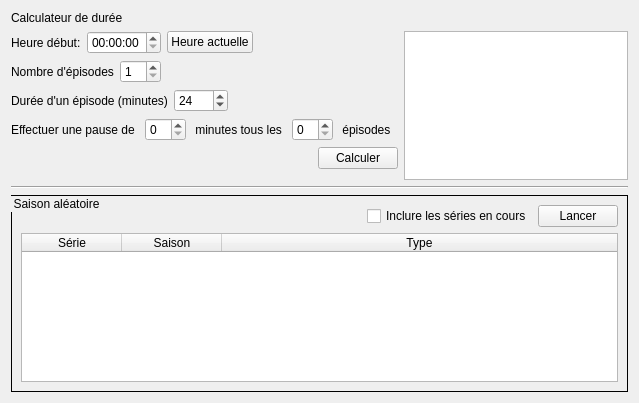
This is src/ui/tabs/tools_tab.ui in seigneurfuo/MyAnimeManager3 as Qt 5 draws it before an edit. The edited form follows.
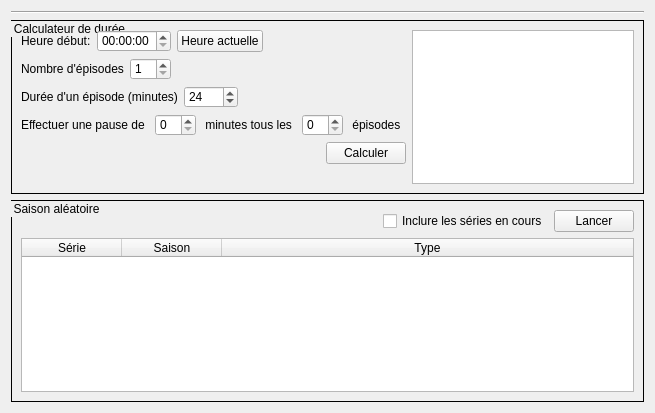
This is the edited form. Icons and pictures are not drawn.

Commit message: Modification de l'onglet des outils.

Patch:
```diff
--- a/src/ui/tabs/tools_tab.ui
+++ b/src/ui/tabs/tools_tab.ui
@@ -6,227 +6,15 @@
    <rect>
     <x>0</x>
     <y>0</y>
-    <width>639</width>
-    <height>403</height>
+    <width>655</width>
+    <height>413</height>
    </rect>
   </property>
   <property name="windowTitle">
    <string>Form</string>
   </property>
   <layout class="QGridLayout" name="gridLayout">
-   <item row="0" column="0">
-    <widget class="QLabel" name="label_8">
-     <property name="text">
-      <string>Calculateur de durée</string>
-     </property>
-    </widget>
-   </item>
-   <item row="1" column="0">
-    <layout class="QHBoxLayout" name="horizontalLayout_4">
-     <item>
-      <layout class="QVBoxLayout" name="verticalLayout">
-       <item>
-        <layout class="QHBoxLayout" name="horizontalLayout_3">
-         <item>
-          <widget class="QLabel" name="label">
-           <property name="text">
-            <string>Heure début:</string>
-           </property>
-          </widget>
-         </item>
-         <item>
-          <widget class="QTimeEdit" name="timeEdit"/>
-         </item>
-         <item>
-          <widget class="QPushButton" name="get_current_time_button">
-           <property name="text">
-            <string>Heure actuelle</string>
-           </property>
-           <property name="icon">
-            <iconset>
-             <normaloff>../../resources/icons/clock.png</normaloff>../../resources/icons/clock.png</iconset>
-           </property>
-          </widget>
-         </item>
-         <item>
-          <spacer name="horizontalSpacer_5">
-           <property name="orientation">
-            <enum>Qt::Horizontal</enum>
-           </property>
-           <property name="sizeHint" stdset="0">
-            <size>
-             <width>40</width>
-             <height>20</height>
-            </size>
-           </property>
-          </spacer>
-         </item>
-        </layout>
-       </item>
-       <item>
-        <layout class="QHBoxLayout" name="horizontalLayout">
-         <item>
-          <widget class="QLabel" name="label_2">
-           <property name="text">
-            <string>Nombre d'épisodes</string>
-           </property>
-          </widget>
-         </item>
-         <item>
-          <widget class="QSpinBox" name="spinBox">
-           <property name="minimum">
-            <number>1</number>
-           </property>
-          </widget>
-         </item>
-         <item>
-          <spacer name="horizontalSpacer_2">
-           <property name="orientation">
-            <enum>Qt::Horizontal</enum>
-           </property>
-           <property name="sizeHint" stdset="0">
-            <size>
-             <width>40</width>
-             <height>20</height>
-            </size>
-           </property>
-          </spacer>
-         </item>
-        </layout>
-       </item>
-       <item>
-        <layout class="QHBoxLayout" name="horizontalLayout_2">
-         <item>
-          <widget class="QLabel" name="label_3">
-           <property name="text">
-            <string>Durée d'un épisode (minutes)</string>
-           </property>
-          </widget>
-         </item>
-         <item>
-          <widget class="QSpinBox" name="spinBox_2">
-           <property name="maximum">
-            <number>3600</number>
-           </property>
-           <property name="singleStep">
-            <number>5</number>
-           </property>
-           <property name="value">
-            <number>24</number>
-           </property>
-          </widget>
-         </item>
-         <item>
-          <spacer name="horizontalSpacer_3">
-           <property name="orientation">
-            <enum>Qt::Horizontal</enum>
-           </property>
-           <property name="sizeHint" stdset="0">
-            <size>
-             <width>40</width>
-             <height>20</height>
-            </size>
-           </property>
-          </spacer>
-         </item>
-        </layout>
-       </item>
-       <item>
-        <layout class="QHBoxLayout" name="horizontalLayout_5">
-         <item>
-          <widget class="QLabel" name="label_4">
-           <property name="text">
-            <string>Effectuer une pause de </string>
-           </property>
-          </widget>
-         </item>
-         <item>
-          <widget class="QSpinBox" name="spinBox_3"/>
-         </item>
-         <item>
-          <widget class="QLabel" name="label_5">
-           <property name="text">
-            <string> minutes tous les </string>
-           </property>
-          </widget>
-         </item>
-         <item>
-          <widget class="QSpinBox" name="spinBox_4"/>
-         </item>
-         <item>
-          <widget class="QLabel" name="label_6">
-           <property name="text">
-            <string> épisodes</string>
-           </property>
-          </widget>
-         </item>
-         <item>
-          <spacer name="horizontalSpacer_4">
-           <property name="orientation">
-            <enum>Qt::Horizontal</enum>
-           </property>
-           <property name="sizeHint" stdset="0">
-            <size>
-             <width>40</width>
-             <height>20</height>
-            </size>
-           </property>
-          </spacer>
-         </item>
-        </layout>
-       </item>
-       <item>
-        <layout class="QHBoxLayout" name="horizontalLayout_6">
-         <item>
-          <spacer name="horizontalSpacer">
-           <property name="orientation">
-            <enum>Qt::Horizontal</enum>
-           </property>
-           <property name="sizeHint" stdset="0">
-            <size>
-             <width>40</width>
-             <height>20</height>
-            </size>
-           </property>
-          </spacer>
-         </item>
-         <item>
-          <widget class="QPushButton" name="go_button">
-           <property name="text">
-            <string>Calculer</string>
-           </property>
-          </widget>
-         </item>
-        </layout>
-       </item>
-       <item>
-        <spacer name="verticalSpacer">
-         <property name="orientation">
-          <enum>Qt::Vertical</enum>
-         </property>
-         <property name="sizeHint" stdset="0">
-          <size>
-           <width>20</width>
-           <height>40</height>
-          </size>
-         </property>
-        </spacer>
-       </item>
-      </layout>
-     </item>
-     <item>
-      <widget class="QListWidget" name="listWidget"/>
-     </item>
-    </layout>
-   </item>
    <item row="2" column="0">
-    <widget class="Line" name="line">
-     <property name="orientation">
-      <enum>Qt::Horizontal</enum>
-     </property>
-    </widget>
-   </item>
-   <item row="3" column="0">
     <widget class="QGroupBox" name="groupBox">
      <property name="styleSheet">
       <string notr="true">QGroupBox
@@ -310,6 +98,222 @@
      </layout>
     </widget>
    </item>
+   <item row="0" column="0">
+    <widget class="Line" name="line">
+     <property name="orientation">
+      <enum>Qt::Horizontal</enum>
+     </property>
+    </widget>
+   </item>
+   <item row="1" column="0">
+    <widget class="QGroupBox" name="groupBox_2">
+     <property name="styleSheet">
+      <string notr="true">QGroupBox
+{
+    border:  1px solid black
+}</string>
+     </property>
+     <property name="title">
+      <string>Calculateur de durée</string>
+     </property>
+     <layout class="QHBoxLayout" name="horizontalLayout_13">
+      <item>
+       <layout class="QVBoxLayout" name="verticalLayout">
+        <item>
+         <layout class="QHBoxLayout" name="horizontalLayout_8">
+          <item>
+           <widget class="QLabel" name="label_7">
+            <property name="text">
+             <string>Heure début:</string>
+            </property>
+           </widget>
+          </item>
+          <item>
+           <widget class="QTimeEdit" name="timeEdit"/>
+          </item>
+          <item>
+           <widget class="QPushButton" name="get_current_time_button">
+            <property name="text">
+             <string>Heure actuelle</string>
+            </property>
+            <property name="icon">
+             <iconset>
+              <normaloff>../../resources/icons/clock.png</normaloff>../../resources/icons/clock.png</iconset>
+            </property>
+           </widget>
+          </item>
+          <item>
+           <spacer name="horizontalSpacer_7">
+            <property name="orientation">
+             <enum>Qt::Horizontal</enum>
+            </property>
+            <property name="sizeHint" stdset="0">
+             <size>
+              <width>40</width>
+              <height>20</height>
+             </size>
+            </property>
+           </spacer>
+          </item>
+         </layout>
+        </item>
+        <item>
+         <layout class="QHBoxLayout" name="horizontalLayout_9">
+          <item>
+           <widget class="QLabel" name="label_8">
+            <property name="text">
+             <string>Nombre d'épisodes</string>
+            </property>
+           </widget>
+          </item>
+          <item>
+           <widget class="QSpinBox" name="episodes_count_spinbox">
+            <property name="minimum">
+             <number>1</number>
+            </property>
+           </widget>
+          </item>
+          <item>
+           <spacer name="horizontalSpacer_8">
+            <property name="orientation">
+             <enum>Qt::Horizontal</enum>
+            </property>
+            <property name="sizeHint" stdset="0">
+             <size>
+              <width>40</width>
+              <height>20</height>
+             </size>
+            </property>
+           </spacer>
+          </item>
+         </layout>
+        </item>
+        <item>
+         <layout class="QHBoxLayout" name="horizontalLayout_10">
+          <item>
+           <widget class="QLabel" name="label_9">
+            <property name="text">
+             <string>Durée d'un épisode (minutes)</string>
+            </property>
+           </widget>
+          </item>
+          <item>
+           <widget class="QSpinBox" name="episodes_duration_spinbox">
+            <property name="maximum">
+             <number>3600</number>
+            </property>
+            <property name="singleStep">
+             <number>5</number>
+            </property>
+            <property name="value">
+             <number>24</number>
+            </property>
+           </widget>
+          </item>
+          <item>
+           <spacer name="horizontalSpacer_9">
+            <property name="orientation">
+             <enum>Qt::Horizontal</enum>
+            </property>
+            <property name="sizeHint" stdset="0">
+             <size>
+              <width>40</width>
+              <height>20</height>
+             </size>
+            </property>
+           </spacer>
+          </item>
+         </layout>
+        </item>
+        <item>
+         <layout class="QHBoxLayout" name="horizontalLayout_11">
+          <item>
+           <widget class="QLabel" name="label_10">
+            <property name="text">
+             <string>Effectuer une pause de </string>
+            </property>
+           </widget>
+          </item>
+          <item>
+           <widget class="QSpinBox" name="pauses_duration_spinbox"/>
+          </item>
+          <item>
+           <widget class="QLabel" name="label_11">
+            <property name="text">
+             <string> minutes tous les </string>
+            </property>
+           </widget>
+          </item>
+          <item>
+           <widget class="QSpinBox" name="pauses_every_spinbox"/>
+          </item>
+          <item>
+           <widget class="QLabel" name="label_12">
+            <property name="text">
+             <string> épisodes</string>
+            </property>
+           </widget>
+          </item>
+          <item>
+           <spacer name="horizontalSpacer_10">
+            <property name="orientation">
+             <enum>Qt::Horizontal</enum>
+            </property>
+            <property name="sizeHint" stdset="0">
+             <size>
+              <width>40</width>
+              <height>20</height>
+             </size>
+            </property>
+           </spacer>
+          </item>
+         </layout>
+        </item>
+        <item>
+         <layout class="QHBoxLayout" name="horizontalLayout_12">
+          <item>
+           <spacer name="horizontalSpacer_11">
+            <property name="orientation">
+             <enum>Qt::Horizontal</enum>
+            </property>
+            <property name="sizeHint" stdset="0">
+             <size>
+              <width>40</width>
+              <height>20</height>
+             </size>
+            </property>
+           </spacer>
+          </item>
+          <item>
+           <widget class="QPushButton" name="go_button">
+            <property name="text">
+             <string>Calculer</string>
+            </property>
+           </widget>
+          </item>
+         </layout>
+        </item>
+        <item>
+         <spacer name="verticalSpacer_2">
+          <property name="orientation">
+           <enum>Qt::Vertical</enum>
+          </property>
+          <property name="sizeHint" stdset="0">
+           <size>
+            <width>20</width>
+            <height>40</height>
+           </size>
+          </property>
+         </spacer>
+        </item>
+       </layout>
+      </item>
+      <item>
+       <widget class="QListWidget" name="listWidget"/>
+      </item>
+     </layout>
+    </widget>
+   </item>
   </layout>
  </widget>
  <tabstops>
```
Left out of the diff: 8 changed lines with no effect on the pictures. The commit also changes 1 other file.
